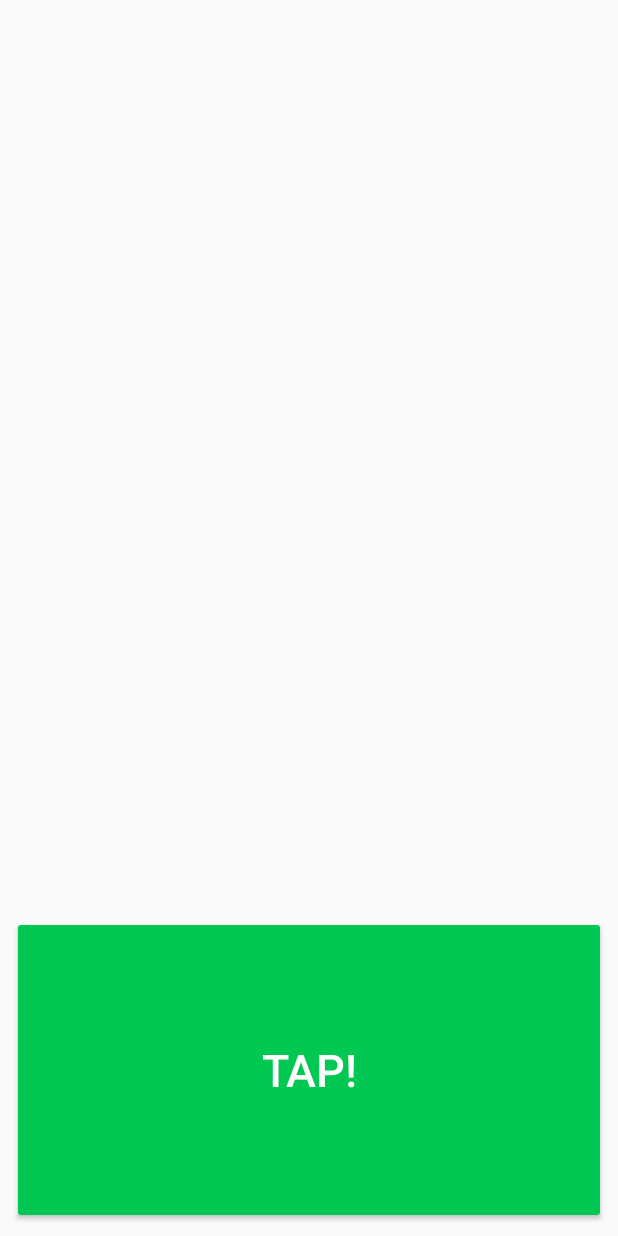
After one commit to 4nt0n64r/Clicker-game, an Android app: the layout activity_game.xml on its own in the app's theme, with its tools: preview values and no code run, on a phone screen of 412 x 824 dp. The commit adds this screen. Run offline under Robolectric (Android 15) with nearby library versions, the phone set to English and light mode, and no system bars.

Commit message:
begin new design
create 3 activities: Start(= main), Game, End.

```diff
--- a/app/src/main/AndroidManifest.xml
+++ b/app/src/main/AndroidManifest.xml
@@ -16,6 +16,8 @@
                 <category android:name="android.intent.category.LAUNCHER" />
             </intent-filter>
         </activity>
+        <activity android:name=".GameActivity" />
+        <activity android:name=".EndActivity"></activity>
     </application>
 
 </manifest>
--- /dev/null
+++ b/app/src/main/res/layout/activity_game.xml
@@ -0,0 +1,25 @@
+<?xml version="1.0" encoding="utf-8"?>
+<android.support.constraint.ConstraintLayout xmlns:android="http://schemas.android.com/apk/res/android"
+    xmlns:app="http://schemas.android.com/apk/res-auto"
+    xmlns:tools="http://schemas.android.com/tools"
+    android:layout_width="match_parent"
+    android:layout_height="match_parent"
+    tools:context=".GameActivity">
+
+    <Button
+        android:id="@+id/tap_button"
+        style="@style/Widget.AppCompat.Button.Colored"
+        android:layout_width="0dp"
+        android:layout_height="205dp"
+        android:layout_marginStart="8dp"
+        android:layout_marginLeft="8dp"
+        android:layout_marginEnd="8dp"
+        android:layout_marginRight="8dp"
+        android:layout_marginBottom="8dp"
+        android:text="TAP!"
+        android:textAllCaps="true"
+        android:textSize="30sp"
+        app:layout_constraintBottom_toBottomOf="parent"
+        app:layout_constraintEnd_toEndOf="parent"
+        app:layout_constraintStart_toStartOf="parent" />
+</android.support.constraint.ConstraintLayout>
```
Also changed, not shown: app/src/main/java/a4nt0n64r/clickergame/EndActivity.java (added, +13 -0 lines), app/src/main/java/a4nt0n64r/clickergame/GameActivity.java (added, +38 -0 lines), app/src/main/java/a4nt0n64r/clickergame/MainActivity.java (+6 -38 lines), app/src/main/res/layout/activity_end.xml (added, +9 -0 lines).
